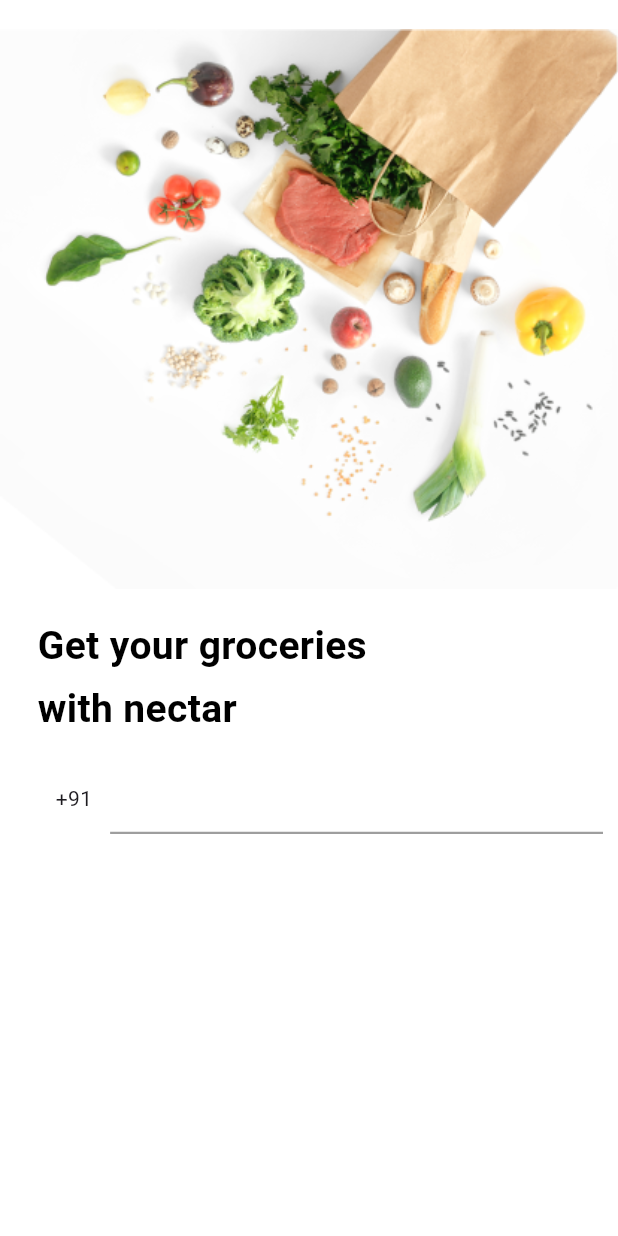
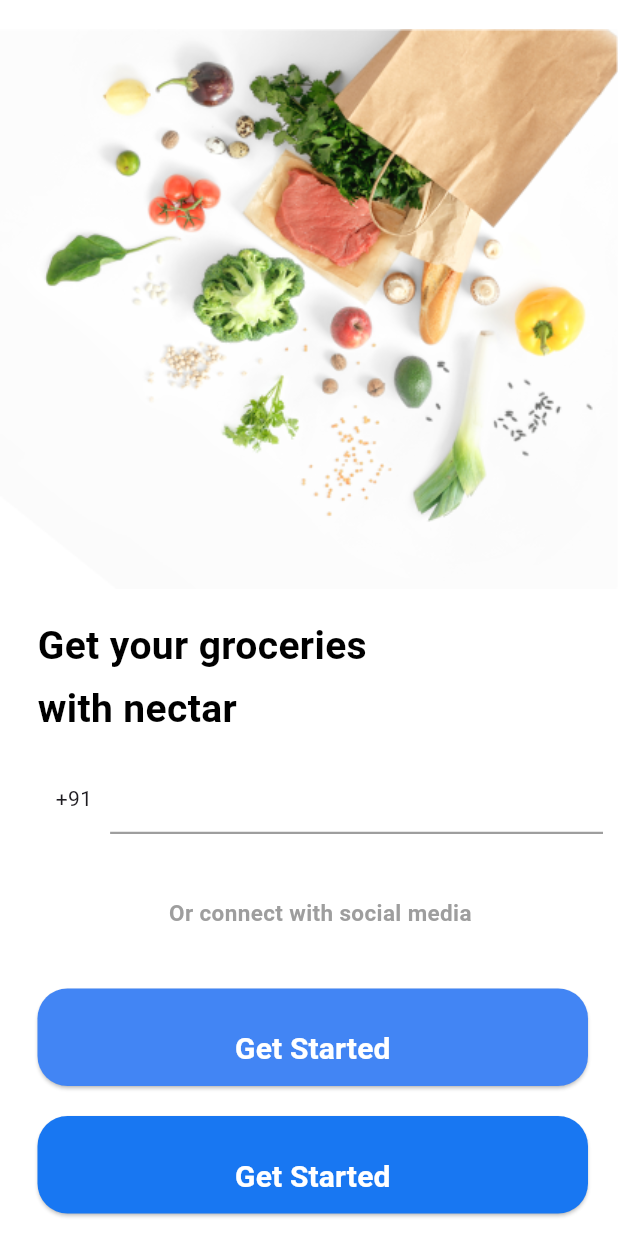
Before and after one commit to MMuusskkaann/Groceries-App, a Flutter app: the screen it shows after launch, after a tap on "Get Started", on a phone screen of 412 x 824 dp. Run offline on Flutter 3.47's test engine with Material 3 defaults, Android fonts, the phone set to English and light mode, and no system bars; Roboto replaces fonts that are missing (Gilroy).

Commit message:
Your commit message here

```diff
--- a/lib/pages/onboardingpage.dart
+++ b/lib/pages/onboardingpage.dart
@@ -93,7 +93,7 @@ class _OnboardingpageState extends State<Onboardingpage> {
                   backgroundColor: const Color(0xFF53B175),
                   foregroundColor: Colors.white,
                   shape: RoundedRectangleBorder(
-                    borderRadius: BorderRadius.circular(30),
+                    borderRadius: BorderRadius.circular(20),
                   ),
                 ),
                 child: Text(
--- a/lib/pages/signinpage.dart
+++ b/lib/pages/signinpage.dart
@@ -69,10 +69,11 @@ class _SigninpageState extends State<Signinpage> {
                   Row(
                     children: [
                       Container(
-                        padding: EdgeInsets.symmetric(horizontal: 12,vertical: 16),
-                        decoration: BoxDecoration(
-                          color: Colors.white,
+                        padding: EdgeInsets.symmetric(
+                          horizontal: 12,
+                          vertical: 16,
                         ),
+                        decoration: BoxDecoration(color: Colors.white),
                         child: Text("+91"),
                       ),
 
@@ -93,21 +94,130 @@ class _SigninpageState extends State<Signinpage> {
                                 color: Colors.grey,
                                 width: 1.5,
                               ),
-                          )
                             ),
                           ),
-                      )
+                        ),
+                      ),
                     ],
                   ),
 
-                  SizedBox(height: 15),
+                  SizedBox(height: 40),
 
+                  Center(
+                    child: Column(
+                      children: [
+                        Text(
+                          "Or connect with social media",
+                          style: TextStyle(
+                            color: Colors.grey,
+                            fontWeight: FontWeight.w600,
+                            fontFamily: 'Gilroy',
+                            fontSize: 15,
+                          ),
+                        ),
+                      ],
+                    ),
+                  ),
 
+                  SizedBox(height: 40),
+                  Align(
+                    alignment: Alignment.bottomCenter,
+                    child: Padding(
+                      padding: EdgeInsets.only(
+                        bottom: 20,
+                        // left: 10,
+                        right: 10
+                      ), //this help to move button upward direction
+                      child: SizedBox(
+                        height: 65,
+                        width: 375,
+                        child: ElevatedButton.icon(
+                          onPressed: () {
+                            // Navigator.push(
+                            //   context,
+                            //   MaterialPageRoute(builder: (context) => Signinpage()),
+                            // );
+                          },
+
+                          style: ElevatedButton.styleFrom(
+                            backgroundColor: Color(0xFF4285F4),
+                            foregroundColor: Colors.white,
+                            shape: RoundedRectangleBorder(
+                              borderRadius: BorderRadius.circular(20),
+                            ),
+                          ),
+                          // icon: Icon(Icons.g),
+                          label: Center(
+                            child: Padding(
+                              padding: const EdgeInsets.only(
+                                bottom: 1.0,
+                              ),
+                              child: Text(
+                                "Get Started",
+                                style: TextStyle(
+                                  fontFamily: "Gilroy",
+                                  fontWeight: FontWeight.w600,
+                                  fontSize: 20,
+                                  height: 4,
+                                ),
+                              ),
+                            ),
+                          ),
+                        ),
+                      ),
+                    ),
+                  ),
+
+                  // SizedBox(height: 2),
+                  Align(
+                    alignment: Alignment.bottomCenter,
+                      child:Padding(
+                        padding: EdgeInsets.only(
+                          // bottom: 20,
+                          left: 0,
+                          right: 10,
+                        ),
+
+                      child: SizedBox(
+                        height: 65,
+                        width: 375,
+                        child: ElevatedButton(
+                          onPressed: () {
+                            // Navigator.push(
+                              // context,
+                              // MaterialPageRoute(builder: (context) => Signinpage()),
+                            // );
+                          },
+
+                          style: ElevatedButton.styleFrom(
+                            backgroundColor: Color(0xFF1877F2),
+                            foregroundColor: Colors.white,
+                            shape: RoundedRectangleBorder(
+                              borderRadius: BorderRadius.circular(20),
+                            ),
+                          ),
+                          child: Center(
+                            child: Text(
+                              "Get Started",
+                              style: TextStyle(
+                                fontFamily: "Gilroy",
+                                fontWeight: FontWeight.w600,
+                                fontSize: 20,
+                                height: 4,
+                              ),
+                            ),
+                          ),
+                        ),
+                      ),
+                    ),
+                  ),
                 ],
               ),
             ),
           ),
         ],
+
+
       ),
     );
   }
```
Lines whose indentation alone changed are shown as unchanged.
